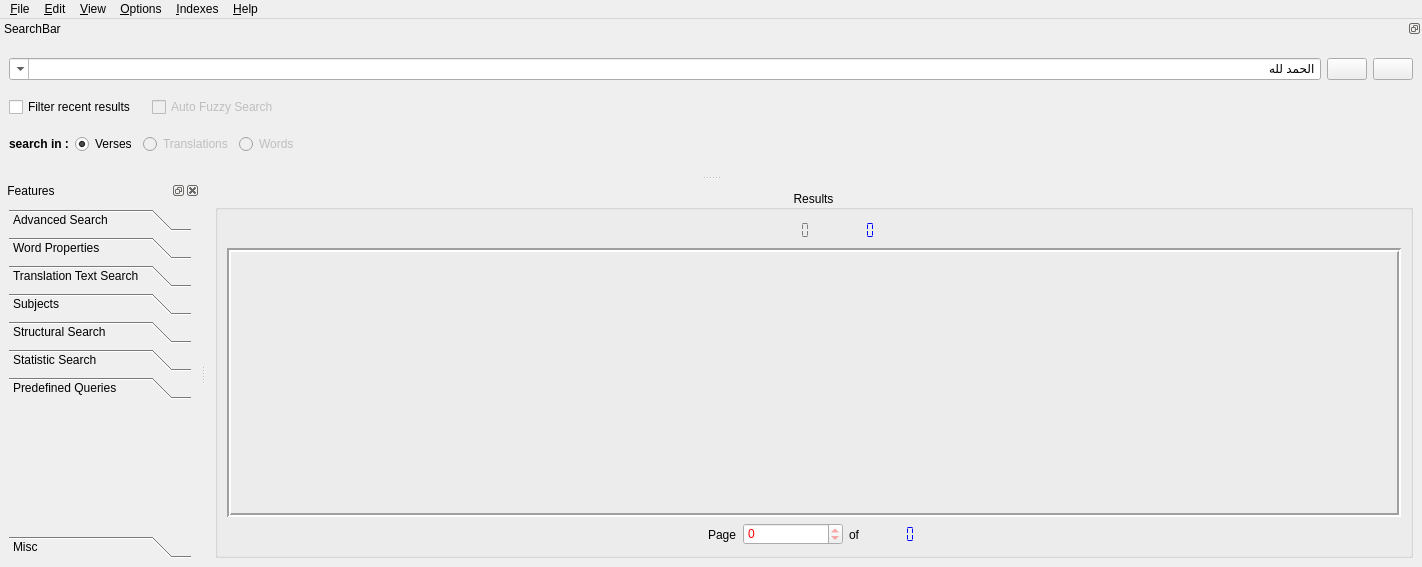
The window that src/alfanous-desktop/UI/mainform.ui (Alfanous-team/alfanous) describes before a commit, drawn with Qt 5.
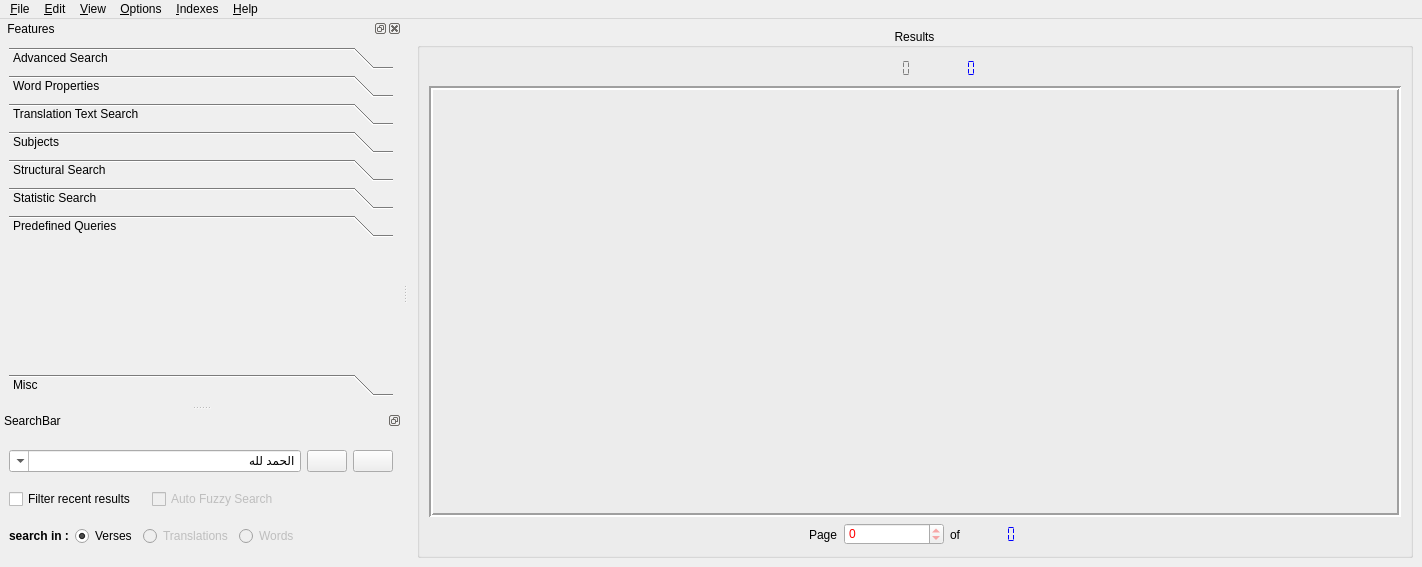
The same window after the commit. Icons and pictures are not drawn.

Commit message: minor fix for the position of search bar in desktop app

What changed in the file:
```diff
--- a/src/alfanous-desktop/UI/mainform.ui
+++ b/src/alfanous-desktop/UI/mainform.ui
@@ -2164,8 +2164,8 @@
          <rect>
           <x>0</x>
           <y>0</y>
-          <width>424</width>
-          <height>89</height>
+          <width>384</width>
+          <height>73</height>
          </rect>
         </property>
         <attribute name="label">
@@ -2483,7 +2483,7 @@
     <string>SearchBar</string>
    </property>
    <attribute name="dockWidgetArea">
-    <number>4</number>
+    <number>1</number>
    </attribute>
    <widget class="QWidget" name="dockWidgetContents_7">
     <layout class="QVBoxLayout" name="verticalLayout_11">
```
Left out of the diff: 25 changed lines with no effect on the pictures.
